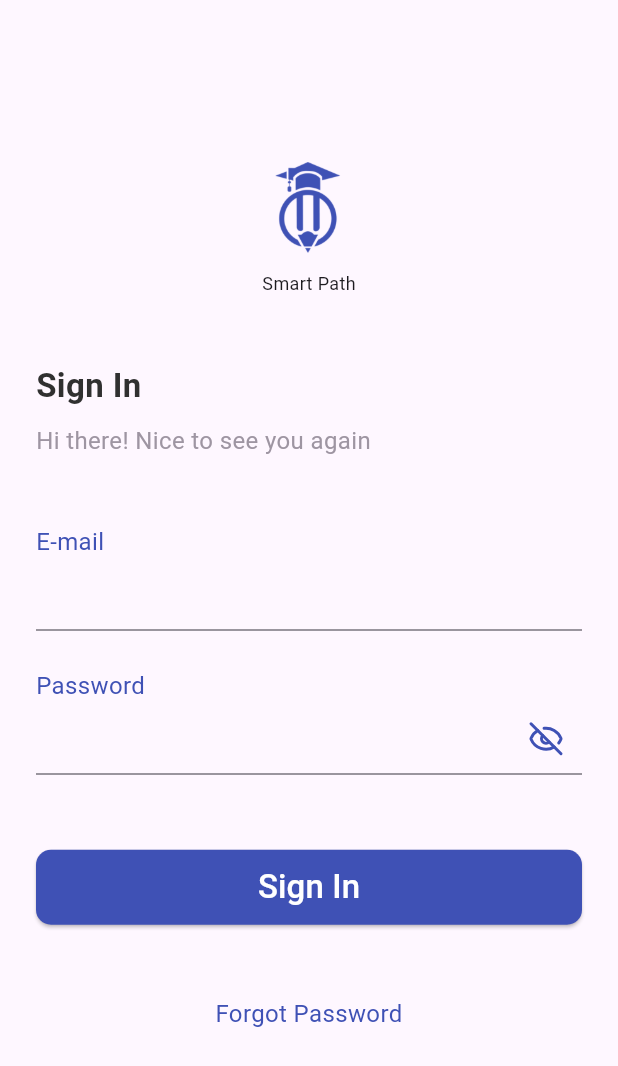
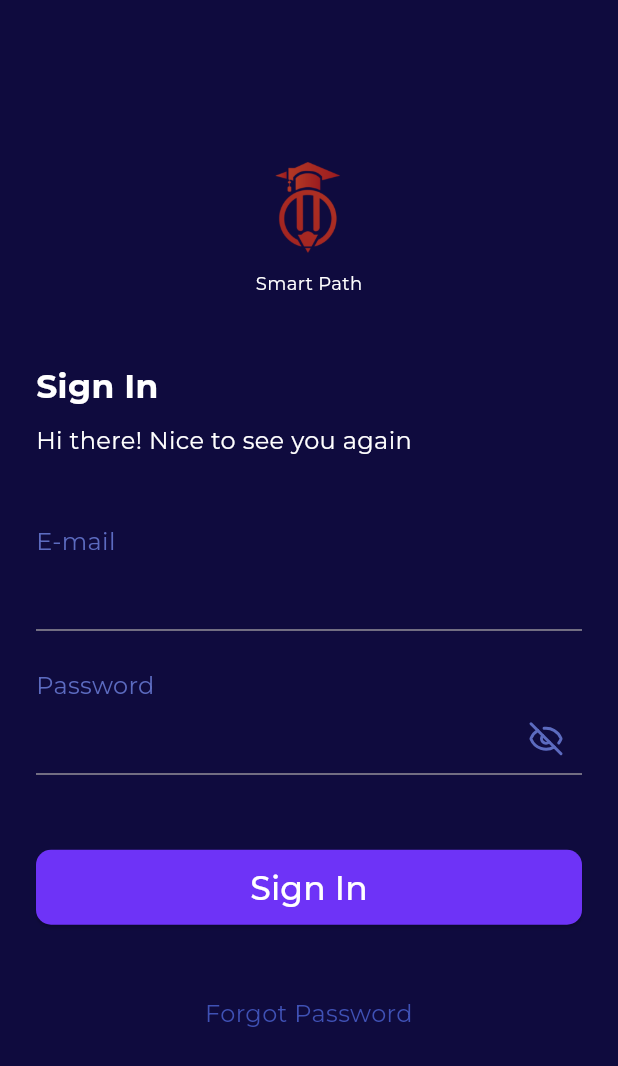
Before and after one commit to Abdullah-TH24/Smart-Path, a Flutter app: the Login screen opened by its route, on a phone screen of 412 x 824 dp. Shown: the top 1066 px of the screen. Run offline on Flutter 3.47's test engine with Material 3 defaults, Android fonts, the phone set to English and light mode, and no system bars; our stand-ins replace flutter_spinkit, get, google_fonts, lucide_icons, shared_preferences, smooth_page_indicator; accounts and stored records are empty; Roboto replaces fonts that are missing (Montserrat-Regular).

Commit message:
added dark theme and some refactoring

```diff
--- a/lib/components/login_component/button_component.dart
+++ b/lib/components/login_component/button_component.dart
@@ -19,14 +19,10 @@ class ButtonComponent extends StatelessWidget {
         shape: RoundedRectangleBorder(
           borderRadius: BorderRadiusGeometry.circular(10),
         ),
-        backgroundColor: Colors.indigo, // TODO
       ),
       child: Text(
         data,
-        style: AppStyles.styleRegular22(
-          context,
-          color: const Color(0xffFFFFFF), // TODO color
-        ),
+        style: AppStyles.styleRegular22().copyWith(color: Colors.white),
       ),
     );
   }
--- a/lib/components/login_component/password_field_component.dart
+++ b/lib/components/login_component/password_field_component.dart
@@ -23,7 +23,7 @@ class PasswordFieldComponent extends StatelessWidget {
         suffixIcon: IconButton(onPressed: onPressed, icon: icon),
       ),
       obscureText: obscureText,
-      style: const TextStyle(color: Colors.indigo), // TODO color
+      style: const TextStyle(color: Colors.indigo),
       keyboardType: TextInputType.visiblePassword,
       validator: validator,
     );
--- a/lib/controller/splash_controller/navigate_to_next_page.dart
+++ b/lib/controller/splash_controller/navigate_to_next_page.dart
@@ -2,6 +2,6 @@ import 'package:get/route_manager.dart';
 import 'package:smartpath/core/utils/general_utils/app_routes.dart';
 
 Future navigateToNextPage() async {
-  await Future.delayed(const Duration(seconds: 50));
+  await Future.delayed(const Duration(seconds: 3));
   Get.offAllNamed(AppRoutes.introductionPagesRoute);
 }
--- a/lib/core/localization/arabic_english_local.dart
+++ b/lib/core/localization/arabic_english_local.dart
@@ -9,7 +9,7 @@ class ArabicEnglishLocal implements Translations {
       'introduction_title': 'Welcome to Smart Path!',
       'introduction_content_0': 'You are in the right place',
       'introduction_content_1': 'Be with us on the amazing path',
-      'introduction_content_2': 'This app will make anything very easy to use',
+      'introduction_content_2': 'anything very easy to use',
       // For login
       'sign_in': 'Sign In',
       'sign_in_desc': 'Hi there! Nice to see you again',
@@ -26,6 +26,7 @@ class ArabicEnglishLocal implements Translations {
       'password_reset': 'Password',
       'password_confirm_reset': 'Confirm password',
       'password_valid': 'Passwords are different',
+
       // TODO Add English texts here
     },
     "ar": {
@@ -34,7 +35,7 @@ class ArabicEnglishLocal implements Translations {
       'introduction_title': 'مرحباً بكم في المسار الذكي!',
       'introduction_content_0': 'أنت في المكان المناسب',
       'introduction_content_1': 'كن معنا في الطريق المذهل',
-      'introduction_content_2': 'سيجعل هذا التطبيق أي شيء سهل الاستخدام للغاية',
+      'introduction_content_2': 'هنا أي شيء سهل الاستخدام للغاية',
       // For login
       'sign_in': 'تسجيل الدخول',
       'sign_in_desc': 'مرحباً! سررت برؤيتك مجدداً',
--- a/lib/core/utils/general_utils/app_styles.dart
+++ b/lib/core/utils/general_utils/app_styles.dart
@@ -1,27 +1,27 @@
 import 'package:flutter/material.dart';
 
 abstract class AppStyles {
-  static TextStyle styleRegular24(context, {required Color? color}) {
-    return TextStyle(fontSize: 24, color: color);
+  static TextStyle styleRegular24() {
+    return const TextStyle(fontSize: 24);
   }
 
-  static TextStyle styleBold24(context, {required Color? color}) {
-    return TextStyle(fontSize: 24, fontWeight: FontWeight.bold, color: color);
+  static TextStyle styleBold24() {
+    return const TextStyle(fontSize: 24, fontWeight: FontWeight.bold);
   }
 
-  static TextStyle styleRegular22(context, {required Color? color}) {
-    return TextStyle(fontSize: 22, color: color);
+  static TextStyle styleRegular22() {
+    return const TextStyle(fontSize: 22);
   }
 
-  static TextStyle styleBold22(context, {required Color? color}) {
-    return TextStyle(fontSize: 22, color: color, fontWeight: FontWeight.bold);
+  static TextStyle styleBold22() {
+    return const TextStyle(fontSize: 22, fontWeight: FontWeight.bold);
   }
 
-  static TextStyle styleRegular16(context, {required Color? color}) {
-    return TextStyle(fontSize: 16, color: color);
+  static TextStyle styleRegular16() {
+    return const TextStyle(fontSize: 16);
   }
 
-  static TextStyle styleBold16(context, {required Color? color}) {
-    return TextStyle(fontSize: 16, fontWeight: FontWeight.bold, color: color);
+  static TextStyle styleBold16() {
+    return const TextStyle(fontSize: 16, fontWeight: FontWeight.bold);
   }
 }
--- /dev/null
+++ b/lib/core/utils/general_utils/themes.dart
@@ -0,0 +1,31 @@
+import 'package:flutter/material.dart';
+import 'package:google_fonts/google_fonts.dart';
+
+class Themes {
+  ThemeData light = ThemeData.light().copyWith(
+    scaffoldBackgroundColor: Colors.indigo[50],
+    elevatedButtonTheme: ElevatedButtonThemeData(
+      style: ElevatedButton.styleFrom(backgroundColor: Colors.indigo),
+    ),
+    appBarTheme: AppBarTheme(backgroundColor: Colors.indigo[50], elevation: 0),
+    filledButtonTheme: FilledButtonThemeData(
+      style: FilledButton.styleFrom(backgroundColor: Colors.indigo[300]),
+    ),
+    textTheme: GoogleFonts.montserratTextTheme(),
+  );
+
+  ThemeData dark = ThemeData.dark().copyWith(
+    scaffoldBackgroundColor: const Color(0xff0f0b3e),
+    elevatedButtonTheme: ElevatedButtonThemeData(
+      style: ElevatedButton.styleFrom(backgroundColor: const Color(0xff6e33f7)),
+    ),
+    appBarTheme: const AppBarTheme(
+      backgroundColor: Color(0xff0f0b3e),
+      elevation: 0,
+    ),
+    filledButtonTheme: FilledButtonThemeData(
+      style: FilledButton.styleFrom(backgroundColor: Colors.indigo[500]),
+    ),
+    textTheme: GoogleFonts.montserratTextTheme(Typography.whiteMountainView),
+  );
+}
--- a/lib/main.dart
+++ b/lib/main.dart
@@ -8,6 +8,7 @@ import 'package:smartpath/core/localization/arabic_english_local.dart';
 import 'package:smartpath/core/middleware/introduction_middleware.dart';
 import 'package:smartpath/core/middleware/login_middleware.dart';
 import 'package:smartpath/core/utils/general_utils/app_routes.dart';
+import 'package:smartpath/core/utils/general_utils/themes.dart';
 import 'package:smartpath/view/introduction_view/introduction_pages.dart';
 import 'package:smartpath/view/login_view/login.dart';
 import 'package:smartpath/view/login_view/reset_password.dart';
@@ -69,7 +70,7 @@ class MyApp extends StatelessWidget {
       ],
       debugShowCheckedModeBanner: false,
       title: 'Smart Path',
-      theme: ThemeData(fontFamily: 'Montserrat-Regular'),
+      theme: Themes().dark,
     );
   }
 }
--- a/lib/view/login_view/login.dart
+++ b/lib/view/login_view/login.dart
@@ -31,17 +31,11 @@ class Login extends StatelessWidget {
             Column(
               mainAxisAlignment: MainAxisAlignment.center,
               children: [
-                Image.asset(
-                  Assets.pngLogo,
-                  height: 62.06,
-                  width: 52.01,
-                  color: Colors.indigo, // TODO color
-                  colorBlendMode: BlendMode.srcIn,
-                ),
+                Image.asset(Assets.pngLogo, height: 62.06, width: 52.01),
                 Padding(
                   padding: const EdgeInsets.only(top: 10),
                   child: Text(
-                    'app_name'.tr, // TODO color
+                    'app_name'.tr,
                     style: const TextStyle(fontSize: 12),
                   ),
                 ),
@@ -49,23 +43,11 @@ class Login extends StatelessWidget {
             ),
             Container(
               padding: const EdgeInsets.only(top: 44.43),
-              child: Text(
-                'sign_in'.tr,
-                style: AppStyles.styleBold22(
-                  context,
-                  color: const Color(0xff303030), // TODO color
-                ),
-              ),
+              child: Text('sign_in'.tr, style: AppStyles.styleBold22()),
             ),
             Container(
               padding: const EdgeInsets.only(top: 10),
-              child: Text(
-                'sign_in_desc'.tr,
-                style: AppStyles.styleRegular16(
-                  context,
-                  color: const Color(0xff9E95A2), // TODO color
-                ),
-              ),
+              child: Text('sign_in_desc'.tr, style: AppStyles.styleRegular16()),
             ),
             const SizedBox(height: 44),
             // Form
@@ -77,23 +59,21 @@ class Login extends StatelessWidget {
                 children: [
                   Text(
                     'email'.tr,
-                    style: AppStyles.styleRegular16(
-                      context,
-                      color: Colors.indigo, // TODO color
+                    style: AppStyles.styleRegular16().copyWith(
+                      color: Colors.indigo[400],
                     ),
                   ),
                   TextFormField(
                     controller: email,
                     validator: (value) => verifyEmail(value, value!.length),
-                    style: const TextStyle(color: Colors.indigo), // TODO color
+                    style: const TextStyle(color: Colors.indigo),
                     keyboardType: TextInputType.emailAddress,
                   ),
                   const SizedBox(height: 25),
                   Text(
                     'password'.tr,
-                    style: AppStyles.styleRegular16(
-                      context,
-                      color: Colors.indigo, // TODO color
+                    style: AppStyles.styleRegular16().copyWith(
+                      color: Colors.indigo[400],
                     ),
                   ),
                   GetBuilder<HideShowPasswordController>(
@@ -110,10 +90,7 @@ class Login extends StatelessWidget {
                         },
                         validator:
                             (value) => verifyPassword(value, value!.length),
-                        icon: Icon(
-                          controller.icon,
-                          color: Colors.indigo, // TODO color
-                        ),
+                        icon: Icon(controller.icon, color: Colors.indigo[400]),
                         obscureText: controller.obscureText,
                       );
                     },
@@ -147,9 +124,8 @@ class Login extends StatelessWidget {
                 child: Text(
                   'forgot_password'.tr,
                   textAlign: TextAlign.center,
-                  style: AppStyles.styleRegular16(
-                    context,
-                    color: Colors.indigo, // TODO color
+                  style: AppStyles.styleRegular16().copyWith(
+                    color: Colors.indigo[500],
                   ),
                 ),
               ),
--- a/pubspec.yaml
+++ b/pubspec.yaml
@@ -41,6 +41,7 @@ dependencies:
   lucide_icons: ^0.257.0
   smooth_page_indicator: ^1.2.1
   flutter_spinkit: ^5.2.1
+  google_fonts: ^6.2.1
 
 dev_dependencies:
   flutter_test:
```
Also changed, not shown: lib/view/introduction_view/introduction_pages.dart (+8 -13 lines), lib/view/login_view/reset_password.dart (+8 -32 lines), lib/view/splash_view/splash_screen.dart (+3 -12 lines), lib/view/student_view/home_student.dart (+16 -4 lines), lib/widgets/intro_page_nav_bar.dart (+4 -4 lines), pubspec.lock, 1 other file.
